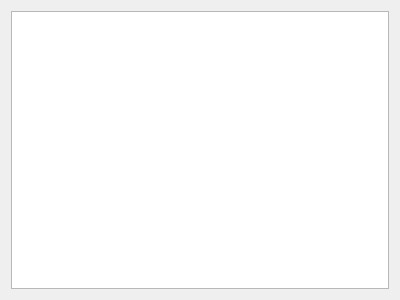
Before: the Qt Designer form ui/6_Team_Space/FileShareScreen.ui in F1l14/Software-Engineering-2025, drawn with Qt 5.
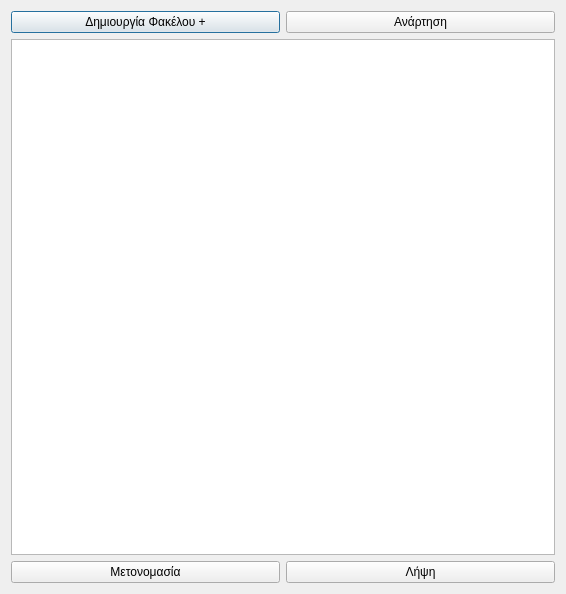
After: the same form once the commit is applied.

Commit message: feat: update FileShareScreen layout and button configurations

```diff
--- a/ui/6_Team_Space/FileShareScreen.ui
+++ b/ui/6_Team_Space/FileShareScreen.ui
@@ -6,17 +6,53 @@
    <rect>
     <x>0</x>
     <y>0</y>
-    <width>400</width>
-    <height>300</height>
+    <width>566</width>
+    <height>594</height>
    </rect>
   </property>
   <property name="windowTitle">
    <string>Dialog</string>
   </property>
   <layout class="QGridLayout" name="gridLayout">
-   <item row="0" column="0">
+   <item row="11" column="1">
     <widget class="QTreeView" name="treeView"/>
    </item>
+   <item row="0" column="1">
+    <layout class="QGridLayout" name="gridLayout_1">
+     <item row="0" column="0">
+      <widget class="QPushButton" name="createDirectoryButton">
+       <property name="text">
+        <string>Δημιουργία Φακέλου +</string>
+       </property>
+      </widget>
+     </item>
+     <item row="0" column="1">
+      <widget class="QPushButton" name="uploadButton">
+       <property name="text">
+        <string>Ανάρτηση</string>
+       </property>
+      </widget>
+     </item>
+    </layout>
+   </item>
+   <item row="14" column="1">
+    <layout class="QGridLayout" name="gridLayout_2">
+     <item row="0" column="0">
+      <widget class="QPushButton" name="pushButton">
+       <property name="text">
+        <string>Μετονομασία</string>
+       </property>
+      </widget>
+     </item>
+     <item row="0" column="1">
+      <widget class="QPushButton" name="downloadButton">
+       <property name="text">
+        <string>Λήψη</string>
+       </property>
+      </widget>
+     </item>
+    </layout>
+   </item>
   </layout>
  </widget>
  <resources/>
```
